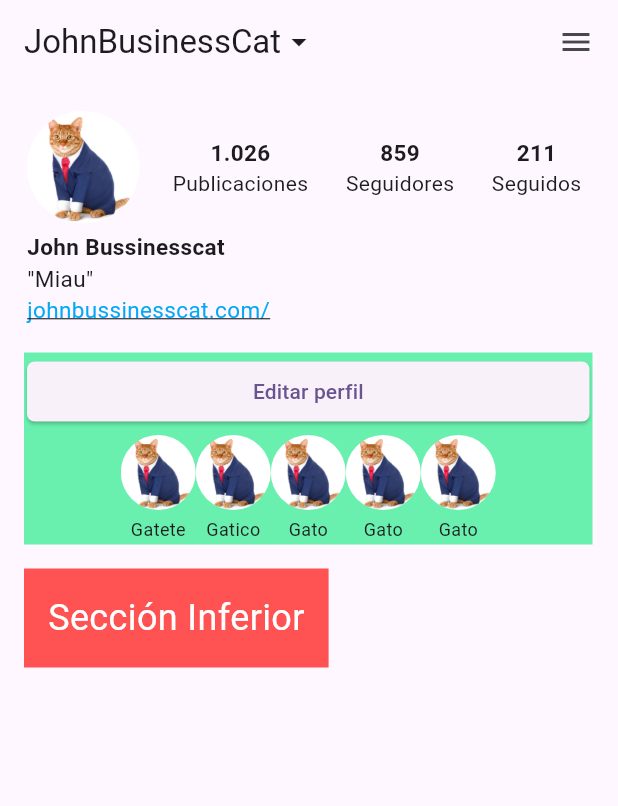
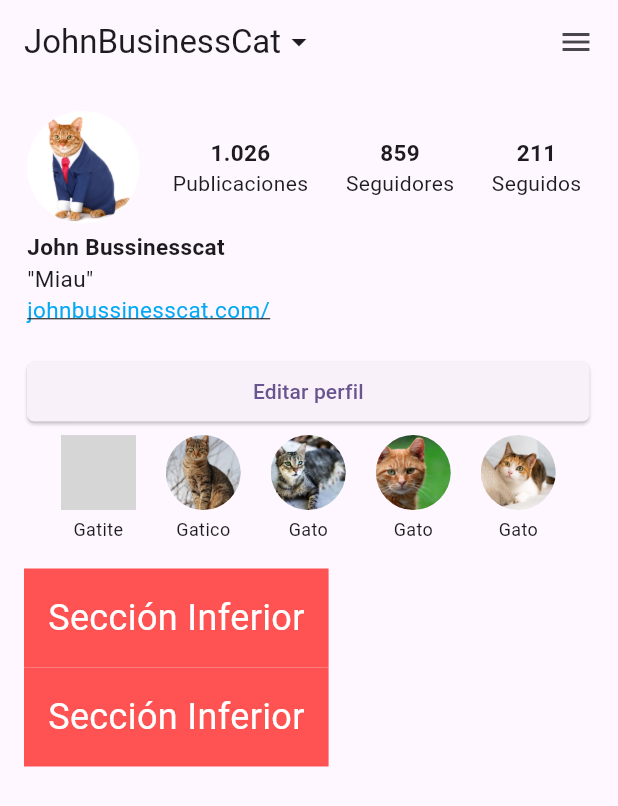
Before and after one commit to TommyRG84/flutter_2dam, a Flutter app: the screen it shows after launch, on a phone screen of 412 x 824 dp. Shown: the top 806 px of the screen. Run offline on Flutter 3.47's test engine with Material 3 defaults, Android fonts, the light colour scheme and no system bars; grey boxes are pictures that could not be loaded.

Commit message:
Terminada seccion historias

```diff
--- a/Tarea instagram/tarea_insta/lib/screens/elementos_screen.dart
+++ b/Tarea instagram/tarea_insta/lib/screens/elementos_screen.dart
@@ -3,6 +3,7 @@
 import 'secciones/seccion_inferior.dart';
 import 'secciones/seccion_intermedia.dart';
 import 'secciones/seccion_superior.dart';
+import 'secciones/barra_inferior.dart';
 
 class BodyApp extends StatelessWidget {
   const BodyApp({super.key});
@@ -24,6 +25,9 @@
           Row(
             children: [SeccionInferior()],
           ),
+          Row(
+            children: [BarraInferior()],
+          ),
         ],
       ),
     );
--- /dev/null
+++ b/Tarea instagram/tarea_insta/lib/screens/secciones/barra_inferior.dart
@@ -0,0 +1,17 @@
+import 'package:flutter/material.dart';
+
+class BarraInferior extends StatelessWidget {
+  const BarraInferior({super.key});
+
+  @override
+  Widget build(BuildContext context) {
+    return Container(
+      padding: const EdgeInsets.all(16.0),
+      color: Colors.redAccent,
+      child: const Text(
+        'Sección Inferior',
+        style: TextStyle(fontSize: 24, color: Colors.white),
+      ),
+    );
+  }
+}
--- a/Tarea instagram/tarea_insta/lib/screens/secciones/seccion_intermedia.dart
+++ b/Tarea instagram/tarea_insta/lib/screens/secciones/seccion_intermedia.dart
@@ -7,7 +7,6 @@
   Widget build(BuildContext context) {
     return Container(
       padding: EdgeInsets.all(2.0),
-      color: Colors.greenAccent,
       child: Column(
         children: [
           Row(
@@ -31,11 +30,15 @@
           Row(
             mainAxisAlignment: MainAxisAlignment.end,
             children: [
-              _imagenRedondeada("assets/images/gato1.jpg", "Gatete"),
-              _imagenRedondeada("assets/images/gato1.jpg", "Gatico"),
-              _imagenRedondeada("assets/images/gato1.jpg", "Gato"),
-              _imagenRedondeada("assets/images/gato1.jpg", "Gato"),
-              _imagenRedondeada("assets/images/gato1.jpg", "Gato")
+              _imagenRedondeada("assets/images/add.png", "Gatite"),
+              const SizedBox(width: 20),
+              _imagenRedondeada("assets/images/01.jpg", "Gatico"),
+              const SizedBox(width: 20),
+              _imagenRedondeada("assets/images/02.jpg", "Gato"),
+              const SizedBox(width: 20),
+              _imagenRedondeada("assets/images/03.jpg", "Gato"),
+              const SizedBox(width: 20),
+              _imagenRedondeada("assets/images/04.jpg", "Gato")
             ],
           ),
         ],
```
Also changed, not shown: Tarea instagram/tarea_insta/pubspec.yaml (+12 -6 lines), Tarea instagram/tarea_insta/assets/images/01.jpg (added), Tarea instagram/tarea_insta/assets/images/02.jpg (added), Tarea instagram/tarea_insta/assets/images/03.jpg (added), Tarea instagram/tarea_insta/assets/images/04.jpg (added), Tarea instagram/tarea_insta/assets/images/05.jpg (added), Tarea instagram/tarea_insta/assets/images/06.jpg (added), Tarea instagram/tarea_insta/assets/images/07.jpeg (added), Tarea instagram/tarea_insta/assets/images/08.jpg (added), Tarea instagram/tarea_insta/assets/images/09.jpeg (added), Tarea instagram/tarea_insta/assets/images/10.jpg (added), Tarea instagram/tarea_insta/assets/images/11.jpg (added), Tarea instagram/tarea_insta/assets/images/12.jpg (added), Tarea instagram/tarea_insta/assets/images/add.png (added), 2 other files.
